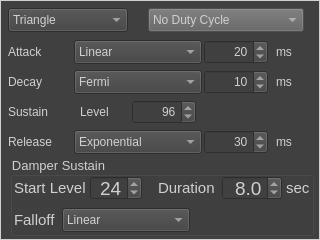
Qt form qt/PitchTimbreFrameForm.ui (Gaiger/ChiptuneMIDI) before a commit.
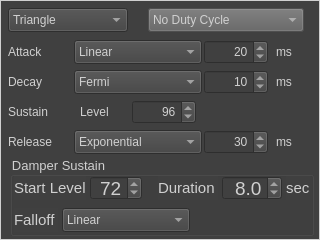
The same form after that commit.

Commit message: tweak(damper): set default sustain to 72 and clamp to note-on sustain in UI - Change default damper sustain level from 24 to 72 to avoid overly abrupt drop-off on common MIDI. - In the PitchTimbreFrame UI, clamp DamperSustainLevelSpinBox maximum to the current note-on sustain level   so damper sustain cannot exceed note-on sustain. - Initialize the damper sustain maximum on construction for non-percussion channels.

```diff
--- a/qt/PitchTimbreFrameForm.ui
+++ b/qt/PitchTimbreFrameForm.ui
@@ -492,7 +492,7 @@
      <number>8</number>
     </property>
     <property name="value">
-     <number>24</number>
+     <number>72</number>
     </property>
    </widget>
    <widget class="QLabel" name="StartLevelLabel">
```
The commit also changes 2 other files.
